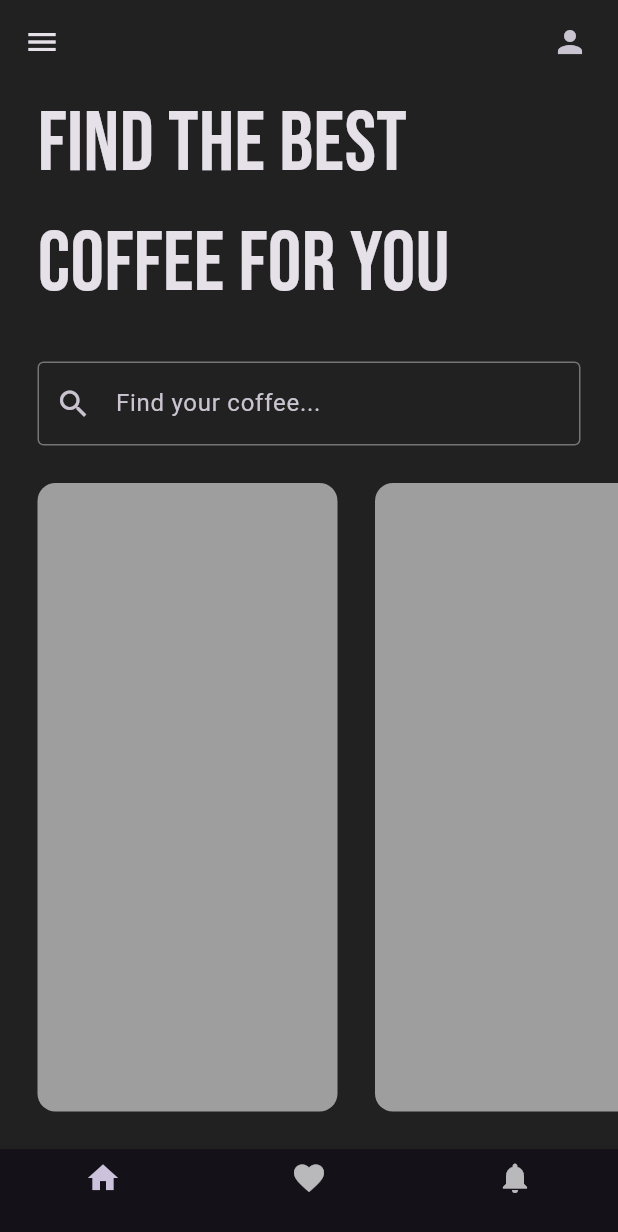
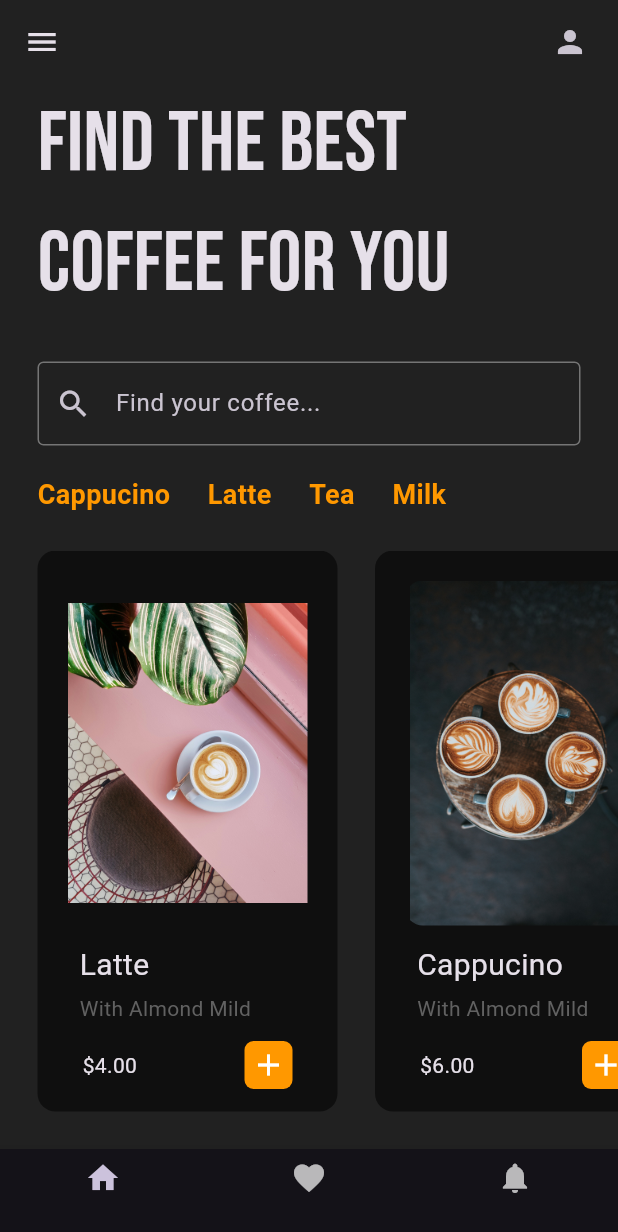
Before and after one commit to bossgghere/mocha-mingle, a Flutter app: the screen it shows after launch, on a phone screen of 412 x 824 dp. Shown: the top 1232 px of the screen. Run offline on Flutter 3.47's test engine with Material 3 defaults, Android fonts, the phone set to English and light mode, and no system bars; our stand-ins replace google_fonts.

Commit message:
latest commit

```diff
--- a/lib/main.dart
+++ b/lib/main.dart
@@ -1,3 +1,4 @@
+import 'package:coffee_ui/pages/home.dart';
 import 'package:coffee_ui/pages/home_page.dart';
 import 'package:flutter/material.dart';
 
@@ -12,7 +13,7 @@ class MyApp extends StatelessWidget {
   Widget build(BuildContext context) {
     return MaterialApp(
       debugShowCheckedModeBanner: false,
-      home: HomePage(),
+      home: Home(),
       theme: ThemeData(brightness: Brightness.dark,
       primarySwatch: Colors.orange
       ),
--- /dev/null
+++ b/lib/pages/fav_page.dart
@@ -0,0 +1,20 @@
+import 'package:flutter/material.dart';
+
+class FavPage extends StatefulWidget {
+  const FavPage({super.key});
+
+  @override
+  State<FavPage> createState() => _FavPageState();
+}
+
+class _FavPageState extends State<FavPage> {
+  @override
+  Widget build(BuildContext context) {
+    return Scaffold(
+      appBar: AppBar(
+
+      ),
+      body: Center(child: Text("fav")),
+    );
+  }
+}
--- /dev/null
+++ b/lib/pages/home.dart
@@ -0,0 +1,42 @@
+import 'package:coffee_ui/pages/fav_page.dart';
+import 'package:coffee_ui/pages/home_page.dart';
+import 'package:coffee_ui/pages/notify_page.dart';
+import 'package:flutter/material.dart';
+
+class Home extends StatefulWidget {
+  const Home({super.key});
+
+  @override
+  State<Home> createState() => _HomeState();
+}
+
+class _HomeState extends State<Home> {
+  var _selectedIndex = 0;
+
+  void _navigateBottomNavBar(int i) {
+    setState(() {
+      _selectedIndex = i;
+    });
+  }
+
+  final List<Widget> _children = [
+    HomePage(),
+    FavPage(),
+    Notify()
+  ];
+
+  @override
+  Widget build(BuildContext context) {
+    return Scaffold(
+      body: _children[_selectedIndex],
+      bottomNavigationBar: BottomNavigationBar(
+        currentIndex: _selectedIndex,
+        onTap: _navigateBottomNavBar,
+        items: [
+        BottomNavigationBarItem(icon: Icon(Icons.home), label: " "),
+        BottomNavigationBarItem(icon: Icon(Icons.favorite), label: " "),
+        BottomNavigationBarItem(icon: Icon(Icons.notifications), label: " ")
+      ]),
+    );
+  }
+}
--- a/lib/pages/home_page.dart
+++ b/lib/pages/home_page.dart
@@ -1,4 +1,5 @@
 import 'package:coffee_ui/util/coffee_tile.dart';
+import 'package:coffee_ui/util/coffee_type.dart';
 import 'package:flutter/material.dart';
 import 'package:google_fonts/google_fonts.dart';
 
@@ -10,6 +11,24 @@ class HomePage extends StatefulWidget {
 }
 
 class _HomePageState extends State<HomePage> {
+  //list of coffee types
+  final List coffeeTypes = [
+    ['Cappucino', true],
+    ['Latte', true],
+    ['Tea', true],
+    ['Milk', true],
+  ];
+
+  // user tap on coffee types
+  void coffeeTypeSelected(int index) {
+    setState(() {
+      for (int i = 0; i < coffeeTypes.length; i++) {
+        coffeeTypes[i][1] = false;
+      }
+      coffeeTypes[index][1] = true;
+    });
+  }
+
   @override
   Widget build(BuildContext context) {
     return Scaffold(
@@ -26,23 +45,15 @@ class _HomePageState extends State<HomePage> {
         ],
       ),
 
-      bottomNavigationBar: BottomNavigationBar(
-        items: [
-        BottomNavigationBarItem(icon: Icon(Icons.home),label: " "),
-        BottomNavigationBarItem(icon: Icon(Icons.favorite),label: " "),
-        BottomNavigationBarItem(icon: Icon(Icons.notifications),label: " ")
-      ]),
-
-
       body: Column(
         children: [
           //finding the best coffee for u
           Padding(
             padding: const EdgeInsets.symmetric(horizontal: 25),
-            child: Text('Find the best coffee for you' ,
-             style: GoogleFonts.bebasNeue(
-              fontSize: 56
-             ),),
+            child: Text(
+              'Find the best coffee for you',
+              style: GoogleFonts.bebasNeue(fontSize: 56),
+            ),
           ),
 
           SizedBox(
@@ -60,29 +71,56 @@ class _HomePageState extends State<HomePage> {
                   ),
                   enabledBorder: OutlineInputBorder(
                     borderSide: BorderSide(color: Colors.grey.shade600),
-                )
-              ),
+                  )),
             ),
           ),
           SizedBox(
-            height: 25,
+            height: 20,
           ),
+
+          // horizontal list view
+          Container(
+              height: 50,
+              child: ListView.builder(
+                scrollDirection: Axis.horizontal,
+                itemCount: coffeeTypes.length,
+                itemBuilder: (context, index) {
+                  return CoffeeType(
+                      coffeeType: coffeeTypes[index][0],
+                      isSelected: coffeeTypes[index][1],
+                      onTap: () {
+                        coffeeTypeSelected(index);
+                      });
+                },
+              )),
 
           //horizontal list
           Expanded(
             child: ListView(
               scrollDirection: Axis.horizontal,
               children: [
-                CoffeeTile(),
-                CoffeeTile(),
-                CoffeeTile(),
-                CoffeeTile(),
+                CoffeeTile(
+                  coffeeImagePath: 'lib/images/latte.jpg',
+                  coffeeName: 'Latte',
+                  coffeePrice: '\$4.00',
+                ),
+
+
+                CoffeeTile(
+                  coffeeImagePath: 'lib/images/coffee.jpg',
+                  coffeeName: 'Cappucino',
+                  coffeePrice: '\$6.00',
+                ),
+
+                CoffeeTile(
+                  coffeeImagePath: 'lib/images/milk.jpg',
+                  coffeeName: 'Milk Coffee',
+                  coffeePrice: '\$5.00',
+                ),
+
               ],
             ),
           )
-
-
-
         ],
       ),
     );
--- /dev/null
+++ b/lib/pages/notify_page.dart
@@ -0,0 +1,20 @@
+import 'package:flutter/material.dart';
+
+class Notify extends StatefulWidget {
+  const Notify({super.key});
+
+  @override
+  State<Notify> createState() => _NotifyState();
+}
+
+class _NotifyState extends State<Notify> {
+  @override
+  Widget build(BuildContext context) {
+    return Scaffold(
+      appBar: AppBar(
+
+      ),
+      body: Center(child: Text('notify')),
+    );
+  }
+}
--- a/lib/util/coffee_tile.dart
+++ b/lib/util/coffee_tile.dart
@@ -1,22 +1,81 @@
 import 'package:flutter/material.dart';
+
+class CoffeeTile extends StatelessWidget {
+  final String coffeeImagePath;
+  final String coffeeName;
+  final String coffeePrice;
 
 
 
-class CoffeeTile extends StatelessWidget {
-  const CoffeeTile({super.key});
+  const CoffeeTile({super.key,
+  required this.coffeeImagePath,
+  required this.coffeeName,
+  required this.coffeePrice
+  });
 
   @override
   Widget build(BuildContext context) {
     return Padding(
-                  padding: const EdgeInsets.only(left: 25,bottom: 25),
-                  child: Container(
-                    width: 200,
+      padding: const EdgeInsets.only(left: 25, bottom: 25),
+      child: Container(
+        padding: EdgeInsets.all(20),
+        width: 200,
+        decoration: BoxDecoration(
+          borderRadius: BorderRadius.circular(12),
+          color: Colors.black54,
+        ),
+        child: Column(
+          crossAxisAlignment: CrossAxisAlignment.start,
+          children: [
+            //coffee image
+            Container(
+              height: 230,
+              width: 160,
+              child: ClipRRect(
+                  borderRadius: BorderRadius.circular(12),
+                  child: Image.asset(coffeeImagePath)),
+            ),
 
-                    decoration: BoxDecoration(
-                      borderRadius: BorderRadius.circular(12),
-                      color: Colors.grey,
-                    ),
+            //coffe name
+            Padding(
+              padding: const EdgeInsets.symmetric(vertical: 12, horizontal: 8),
+              child: Column(
+                crossAxisAlignment: CrossAxisAlignment.start,
+                children: [
+                  Text(
+                    coffeeName,
+                    style: TextStyle(fontSize: 20),
                   ),
-                );
+                  SizedBox(
+                    height: 4,
+                  ),
+                  Text(
+                    'With Almond Mild',
+                    style: TextStyle(color: Colors.grey[700]),
+                  ),
+                ],
+              ),
+            ),
+
+            //price
+            Padding(
+              padding: const EdgeInsets.symmetric(horizontal: 10),
+              child: Row(
+                mainAxisAlignment: MainAxisAlignment.spaceBetween,
+                children: [
+                  Text(coffeePrice),
+                  Container(
+                      padding: EdgeInsets.all(4),
+                      decoration: BoxDecoration(
+                          color: Colors.orange,
+                          borderRadius: BorderRadius.circular(6)),
+                      child: Icon(Icons.add))
+                ],
+              ),
+            )
+          ],
+        ),
+      ),
+    );
   }
 }
--- /dev/null
+++ b/lib/util/coffee_type.dart
@@ -0,0 +1,29 @@
+import 'package:flutter/material.dart';
+
+class CoffeeType extends StatelessWidget {
+  final String coffeeType;
+  final bool isSelected;
+  final VoidCallback onTap;
+
+  CoffeeType({super.key,
+  required this.coffeeType,
+  required this.isSelected,
+  required this.onTap});
+
+  @override
+  Widget build(BuildContext context) {
+    return GestureDetector(
+      onTap: onTap,
+      child: Padding(
+        padding: const EdgeInsets.only(left: 25),
+        child: Text(
+          coffeeType,
+          style: TextStyle(
+              fontSize: 18,
+              fontWeight: FontWeight.bold,
+              color: isSelected ? Colors.orange : Colors.white),
+        ),
+      ),
+    );
+  }
+}
```
Lines whose indentation alone changed are shown as unchanged.
